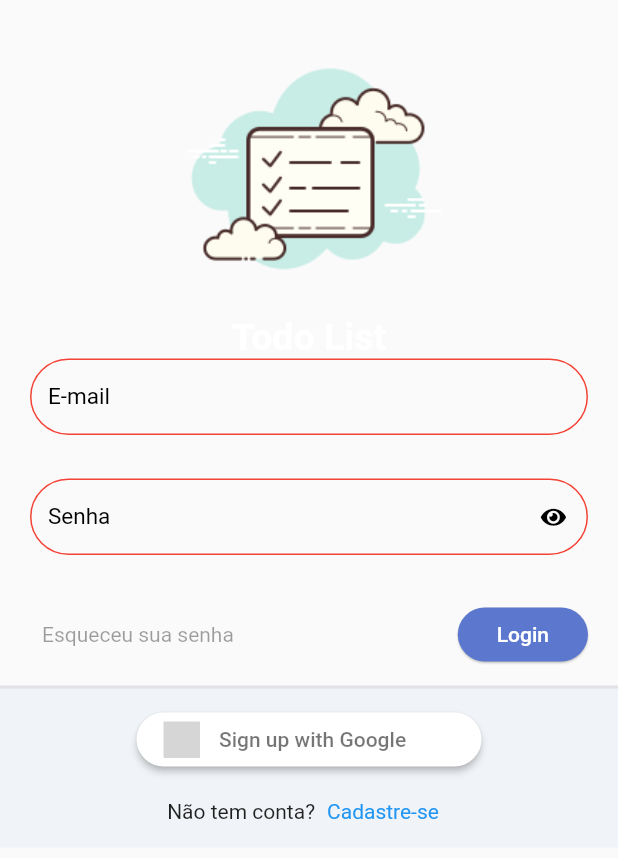
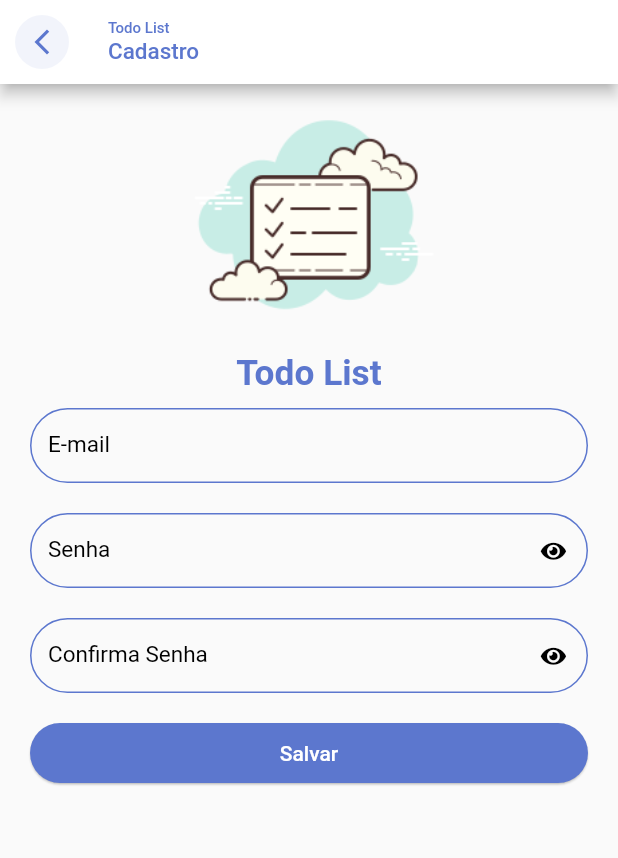
Before and after one commit to jcscesar/todolist, a Flutter app: the screen it shows after launch, after a tap on "Cadastre-se", on a phone screen of 412 x 824 dp. Shown: the top 858 px of the screen. Run offline on Flutter 3.47's test engine with Material 2 defaults, Android fonts, the phone set to English and light mode, and no system bars; our stand-ins replace flutter_signin_button, google_fonts, sqflite, sqflite_common, synchronized; accounts and stored records are empty; Roboto replaces fonts that are missing (Mandali); grey boxes are pictures that could not be loaded.

Commit message:
feat: ensure register form

```diff
--- a/lib/app/core/ui/colors_extensions.dart
+++ b/lib/app/core/ui/colors_extensions.dart
@@ -2,6 +2,7 @@ import 'package:flutter/material.dart';
 
 class ColorsExtensions {
   Color buttonColor = const Color(0xff5c77ce);
+  Color primaryColors = Color.fromARGB(113, 77, 92, 133);
   Color expandeds = const Color(0xfff0f3f7);
   Color colorWhite = Colors.white;
 }
--- a/lib/app/core/ui/theme_extensions.dart
+++ b/lib/app/core/ui/theme_extensions.dart
@@ -6,9 +6,9 @@ extension ThemeExtensions on BuildContext {
   Color? get buttonColor => Theme.of(this).bottomAppBarTheme.color;
   TextTheme get textTheme => Theme.of(this).textTheme;
 
-  TextStyle get titleStyle => const TextStyle(
+  TextStyle get titleStyle => TextStyle(
         fontSize: 25,
         fontWeight: FontWeight.bold,
-        color: Colors.white,
+        color: Theme.of(this).primaryColor,
       );
 }
--- a/lib/app/core/ui/todo_ui_list_config.dart
+++ b/lib/app/core/ui/todo_ui_list_config.dart
@@ -1,6 +1,7 @@
 import 'package:flutter/material.dart';
 import 'package:google_fonts/google_fonts.dart';
 import 'package:todolist/app/core/ui/colors_extensions.dart';
+import 'package:todolist/app/core/ui/theme_extensions.dart';
 
 class TodoUiListConfig {
   TodoUiListConfig._();
@@ -16,6 +17,15 @@ class TodoUiListConfig {
           ),
         ),
         inputDecorationTheme: InputDecorationTheme(
+          alignLabelWithHint: false,
+          floatingLabelAlignment: FloatingLabelAlignment.start,
+          filled: false,
+          floatingLabelStyle: const TextStyle(
+            fontSize: 18,
+            color: Colors.black,
+            backgroundColor: Colors.transparent,
+            decorationColor: Colors.transparent,
+          ),
           suffixStyle: const TextStyle(
             fontSize: 15,
             color: Colors.black,
@@ -25,9 +35,14 @@ class TodoUiListConfig {
             fontSize: 15,
             color: Colors.black,
           ),
+          hintStyle: const TextStyle(
+            fontSize: 15,
+            color: Colors.black,
+          ),
           prefixStyle: const TextStyle(
             fontSize: 15,
             color: Colors.black,
+            inherit: true,
           ),
           focusColor: Colors.black,
           border: OutlineInputBorder(
@@ -35,7 +50,15 @@ class TodoUiListConfig {
           ),
           enabledBorder: OutlineInputBorder(
             borderRadius: BorderRadius.circular(30),
-            borderSide: const BorderSide(color: Colors.red),
+            borderSide: BorderSide(
+              color: ColorsExtensions().buttonColor,
+            ),
+          ),
+          focusedBorder: OutlineInputBorder(
+            borderRadius: BorderRadius.circular(30),
+            borderSide: BorderSide(
+              color: ColorsExtensions().primaryColors,
+            ),
           ),
           isDense: true,
         ),
--- a/lib/app/core/widget/todo_text_form_fiel.dart
+++ b/lib/app/core/widget/todo_text_form_fiel.dart
@@ -27,7 +27,7 @@ class TodoTextFormFiel extends StatelessWidget {
         valueListenable: obscureTextVelueNotifier,
         builder: (_, obscureTextValue, cuild) {
           return SizedBox(
-            height: 60,
+            height: 50,
             child: TextFormField(
               controller: controller,
               validator: validator,
--- a/lib/app/modules/auth/auth_module.dart
+++ b/lib/app/modules/auth/auth_module.dart
@@ -2,6 +2,8 @@ import 'package:provider/provider.dart';
 import 'package:todolist/app/core/modules/todo_list_module.dart';
 import 'package:todolist/app/modules/auth/login/login_controller.dart';
 import 'package:todolist/app/modules/auth/login/login_page.dart';
+import 'package:todolist/app/modules/auth/register/register_controller.dart';
+import 'package:todolist/app/modules/auth/register/register_page.dart';
 
 class AuthModule extends TodoListModule {
   AuthModule()
@@ -10,9 +12,13 @@ class AuthModule extends TodoListModule {
             ChangeNotifierProvider(
               create: (_) => LoginController(),
             ),
+            ChangeNotifierProvider(
+              create: (_) => RegisterController(),
+            ),
           ],
           routers: {
             '/login': (context) => const LoginPage(),
+            '/register': (context) => const RegisterPage(),
           },
         );
 }
--- a/lib/app/modules/auth/login/login_page.dart
+++ b/lib/app/modules/auth/login/login_page.dart
@@ -96,7 +96,10 @@ class LoginPage extends StatelessWidget {
                                 children: [
                                   const Text('Não tem conta?'),
                                   TextButton(
-                                    onPressed: () {},
+                                    onPressed: () {
+                                      Navigator.of(context)
+                                          .pushNamed('/register');
+                                    },
                                     child: const Text('Cadastre-se'),
                                   ),
                                 ],
--- /dev/null
+++ b/lib/app/modules/auth/register/register_controller.dart
@@ -0,0 +1,3 @@
+import 'package:flutter/material.dart';
+
+class RegisterController extends ChangeNotifier {}
--- /dev/null
+++ b/lib/app/modules/auth/register/register_page.dart
@@ -0,0 +1,97 @@
+import 'package:flutter/material.dart';
+import 'package:todolist/app/core/ui/theme_extensions.dart';
+import 'package:todolist/app/core/widget/todo_list_logo.dart';
+import 'package:todolist/app/core/widget/todo_text_form_fiel.dart';
+
+class RegisterPage extends StatefulWidget {
+  const RegisterPage({Key? key}) : super(key: key);
+
+  @override
+  State<RegisterPage> createState() => _RegisterPageState();
+}
+
+class _RegisterPageState extends State<RegisterPage> {
+  @override
+  Widget build(BuildContext context) {
+    return Scaffold(
+      appBar: AppBar(
+        centerTitle: false,
+        automaticallyImplyLeading: false,
+        backgroundColor: Colors.white,
+        title: Column(
+          crossAxisAlignment: CrossAxisAlignment.start,
+          children: [
+            Text(
+              'Todo List',
+              style: TextStyle(fontSize: 10, color: context.primaryColor),
+            ),
+            Text(
+              'Cadastro',
+              style: TextStyle(fontSize: 15, color: context.primaryColor),
+            ),
+          ],
+        ),
+        leading: IconButton(
+          onPressed: () => Navigator.pop(context),
+          icon: ClipOval(
+            child: Container(
+              color: context.primaryColor.withAlpha(20),
+              padding: const EdgeInsets.all(8.0),
+              child: Icon(
+                Icons.arrow_back_ios_new_outlined,
+                size: 20,
+                color: context.primaryColor,
+              ),
+            ),
+          ),
+        ),
+      ),
+      body: ListView(
+        children: [
+          Container(
+            padding: EdgeInsets.zero,
+            height: MediaQuery.of(context).size.width * .5,
+            child: const FittedBox(
+              child: TodoListLogo(),
+              fit: BoxFit.fitHeight,
+            ),
+          ),
+          Padding(
+            padding: const EdgeInsets.symmetric(horizontal: 20, vertical: 10),
+            child: Form(
+                child: Column(
+              children: [
+                TodoTextFormFiel(label: 'E-mail'),
+                const SizedBox(
+                  height: 20,
+                ),
+                TodoTextFormFiel(
+                  label: 'Senha',
+                  obscureText: true,
+                ),
+                const SizedBox(
+                  height: 20,
+                ),
+                TodoTextFormFiel(
+                  label: 'Confirma Senha',
+                  obscureText: true,
+                ),
+                const SizedBox(
+                  height: 20,
+                ),
+                SizedBox(
+                  height: 40,
+                  width: MediaQuery.of(context).size.width,
+                  child: ElevatedButton(
+                    onPressed: () {},
+                    child: const Text('Salvar'),
+                  ),
+                ),
+              ],
+            )),
+          ),
+        ],
+      ),
+    );
+  }
+}
```
